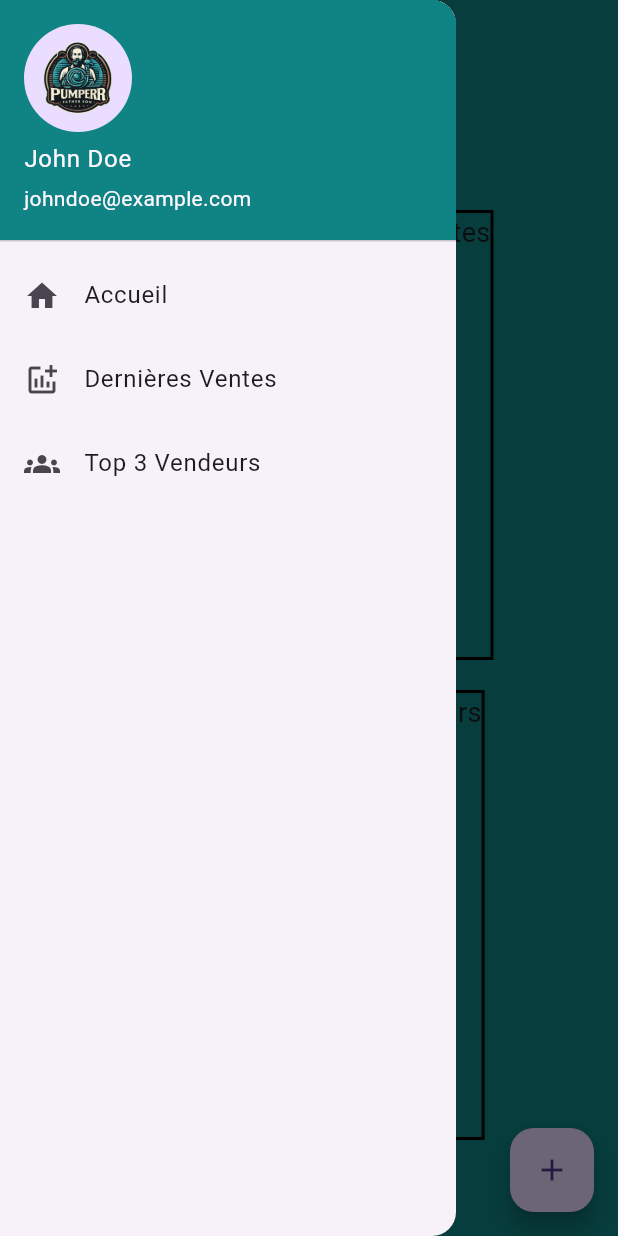
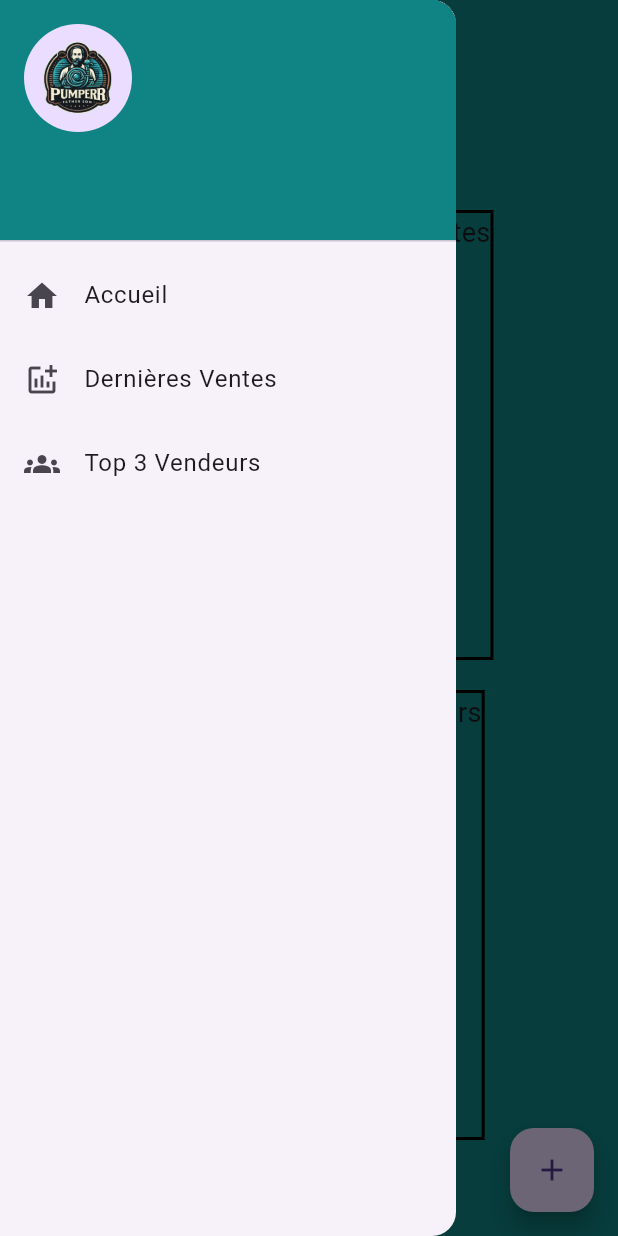
Before and after one commit to GuillaumeKESTEMAN/Flutter-Project, a Flutter app: the screen it shows after launch, with the side drawer open, on a phone screen of 412 x 824 dp. Run offline on Flutter 3.47's test engine with Material 3 defaults, Android fonts, the phone set to English and light mode, and no system bars; our stand-ins replace firebase_auth, firebase_core, go_router; missing offline and left inert: firebase_ui_auth; accounts and stored records are empty; generated files the repository leaves out were written again.

Commit message:
feat: connect account drawer header to user state

```diff
--- a/lib/src/screens/home_page.dart
+++ b/lib/src/screens/home_page.dart
@@ -25,7 +25,9 @@ class HomePage extends StatelessWidget {
                   fontSize: 24,
                   fontWeight: FontWeight.bold,
                 ))),
-        drawer: CustomDrawer(),
+        drawer: Consumer<ApplicationState>(
+          builder: (context, appState, _) => CustomDrawer(appState),
+        ),
         body: Stack(
           children: [
             // Your main content here
--- a/lib/src/widgets/custom_drawer.dart
+++ b/lib/src/widgets/custom_drawer.dart
@@ -1,14 +1,19 @@
 import 'package:flutter/material.dart';
+import 'package:flutter_project/app_state.dart';
 
 class CustomDrawer extends StatelessWidget {
+  final ApplicationState appState;
+
+  CustomDrawer(this.appState);
+
   @override
   Widget build(BuildContext context) {
     return Drawer(
       child: ListView(
         children: [
           UserAccountsDrawerHeader(
-            accountName: Text('John Doe'),
-            accountEmail: Text('johndoe@example.com'),
+              accountName: Text(appState.user?.displayName ?? ""),
+              accountEmail: Text(appState.user?.email ?? ""),
             currentAccountPicture: CircleAvatar(
               backgroundImage: AssetImage('assets/logo.png'),
             ),
```
